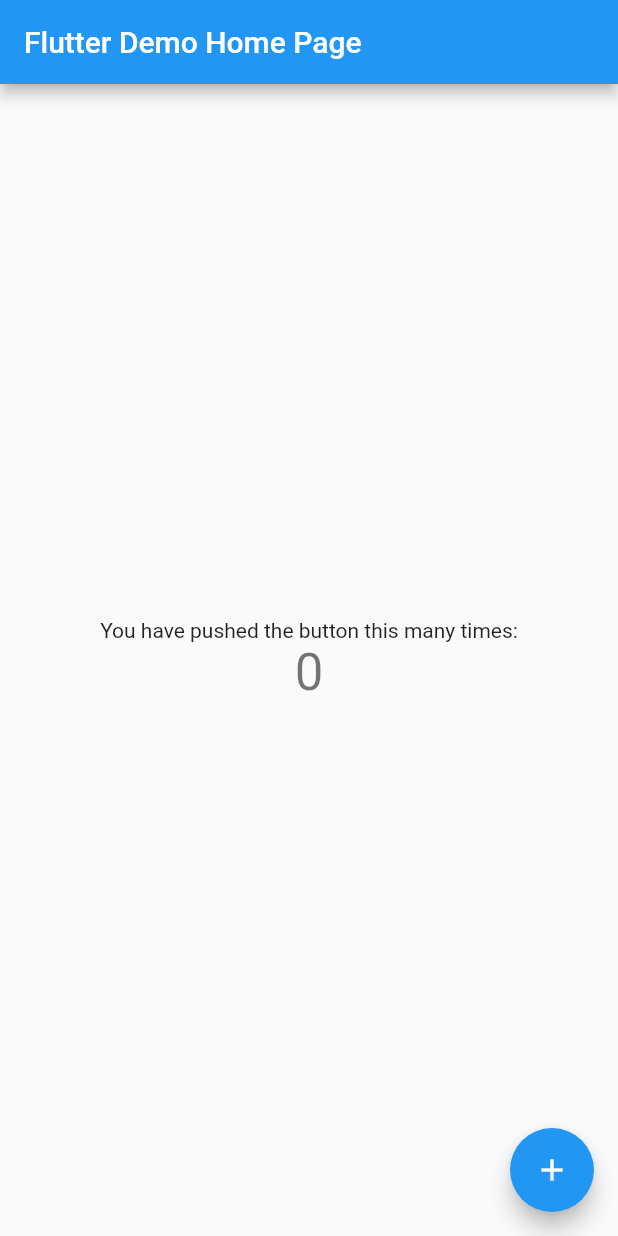
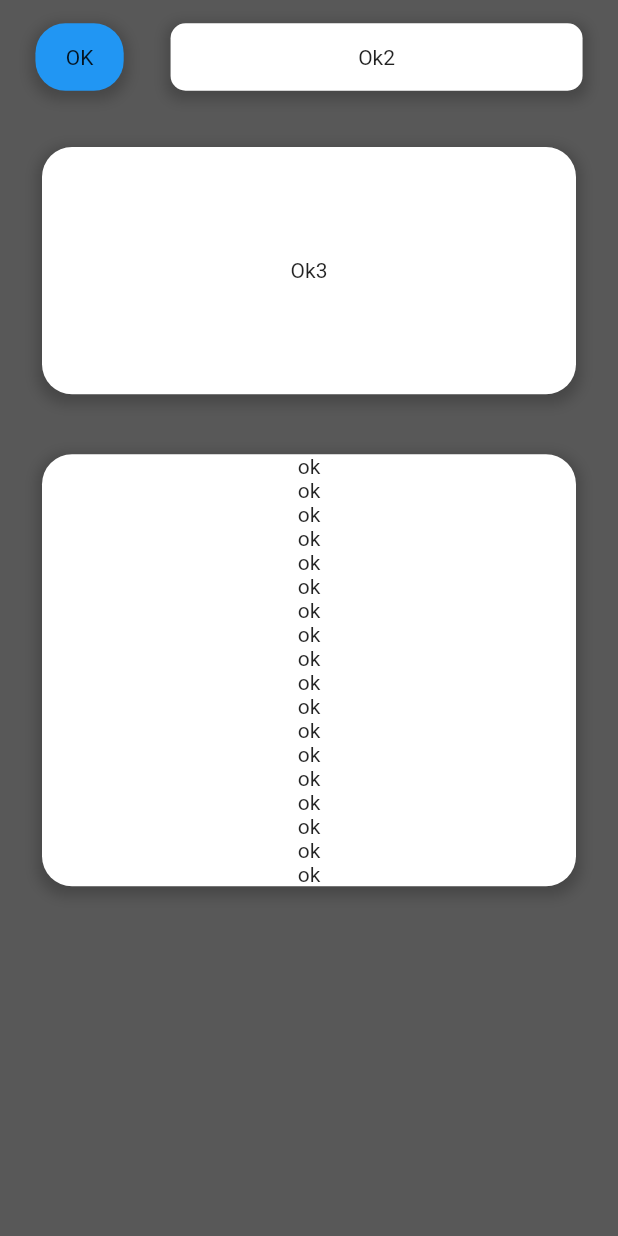
Before and after one commit to Ryadhcherifi/hackrh, a Flutter app: the screen it shows after launch, on a phone screen of 412 x 824 dp. Run offline on Flutter 3.47's test engine with Material 2 defaults, Android fonts, the phone set to English and light mode, and no system bars.

Commit message:
Mise en place de la page HomePage

```diff
--- a/hackrh/lib/main.dart
+++ b/hackrh/lib/main.dart
@@ -1,111 +1,12 @@
 import 'package:flutter/material.dart';
+import 'package:hackrh/screens/HomeScreen.dart';
 
 void main() => runApp(MyApp());
 
 class MyApp extends StatelessWidget {
-  // This widget is the root of your application.
   @override
   Widget build(BuildContext context) {
-    return MaterialApp(
-      title: 'Flutter Demo',
-      theme: ThemeData(
-        // This is the theme of your application.
-        //
-        // Try running your application with "flutter run". You'll see the
-        // application has a blue toolbar. Then, without quitting the app, try
-        // changing the primarySwatch below to Colors.green and then invoke
-        // "hot reload" (press "r" in the console where you ran "flutter run",
-        // or simply save your changes to "hot reload" in a Flutter IDE).
-        // Notice that the counter didn't reset back to zero; the application
-        // is not restarted.
-        primarySwatch: Colors.blue,
-      ),
-      home: MyHomePage(title: 'Flutter Demo Home Page'),
-    );
+    // TODO: implement build
+    return MaterialApp(home: HomePage(), theme: ThemeData());
   }
 }
-
-class MyHomePage extends StatefulWidget {
-  MyHomePage({Key key, this.title}) : super(key: key);
-
-  // This widget is the home page of your application. It is stateful, meaning
-  // that it has a State object (defined below) that contains fields that affect
-  // how it looks.
-
-  // This class is the configuration for the state. It holds the values (in this
-  // case the title) provided by the parent (in this case the App widget) and
-  // used by the build method of the State. Fields in a Widget subclass are
-  // always marked "final".
-
-  final String title;
-
-  @override
-  _MyHomePageState createState() => _MyHomePageState();
-}
-
-class _MyHomePageState extends State<MyHomePage> {
-  int _counter = 0;
-
-  void _incrementCounter() {
-    setState(() {
-      // This call to setState tells the Flutter framework that something has
-      // changed in this State, which causes it to rerun the build method below
-      // so that the display can reflect the updated values. If we changed
-      // _counter without calling setState(), then the build method would not be
-      // called again, and so nothing would appear to happen.
-      _counter++;
-    });
-  }
-
-  @override
-  Widget build(BuildContext context) {
-    // This method is rerun every time setState is called, for instance as done
-    // by the _incrementCounter method above.
-    //
-    // The Flutter framework has been optimized to make rerunning build methods
-    // fast, so that you can just rebuild anything that needs updating rather
-    // than having to individually change instances of widgets.
-    return Scaffold(
-      appBar: AppBar(
-        // Here we take the value from the MyHomePage object that was created by
-        // the App.build method, and use it to set our appbar title.
-        title: Text(widget.title),
-      ),
-      body: Center(
-        // Center is a layout widget. It takes a single child and positions it
-        // in the middle of the parent.
-        child: Column(
-          // Column is also a layout widget. It takes a list of children and
-          // arranges them vertically. By default, it sizes itself to fit its
-          // children horizontally, and tries to be as tall as its parent.
-          //
-          // Invoke "debug painting" (press "p" in the console, choose the
-          // "Toggle Debug Paint" action from the Flutter Inspector in Android
-          // Studio, or the "Toggle Debug Paint" command in Visual Studio Code)
-          // to see the wireframe for each widget.
-          //
-          // Column has various properties to control how it sizes itself and
-          // how it positions its children. Here we use mainAxisAlignment to
-          // center the children vertically; the main axis here is the vertical
-          // axis because Columns are vertical (the cross axis would be
-          // horizontal).
-          mainAxisAlignment: MainAxisAlignment.center,
-          children: <Widget>[
-            Text(
-              'You have pushed the button this many times:',
-            ),
-            Text(
-              '$_counter',
-              style: Theme.of(context).textTheme.display1,
-            ),
-          ],
-        ),
-      ),
-      floatingActionButton: FloatingActionButton(
-        onPressed: _incrementCounter,
-        tooltip: 'Increment',
-        child: Icon(Icons.add),
-      ), // This trailing comma makes auto-formatting nicer for build methods.
-    );
-  }
-}
--- /dev/null
+++ b/hackrh/lib/screens/HomeScreen.dart
@@ -0,0 +1,163 @@
+import 'package:flutter/material.dart';
+
+class HomePage extends StatefulWidget {
+  @override
+  State<StatefulWidget> createState() {
+    // TODO: implement createState
+    return _HomePageState();
+  }
+}
+
+class _HomePageState extends State<HomePage> {
+  @override
+  Widget build(BuildContext context) {
+    Size screensize = MediaQuery.of(context).size;
+    return Scaffold(
+        backgroundColor: Color.fromRGBO(88, 88, 88, 1),
+        body: Padding(
+          padding: EdgeInsets.all(8.0),
+          child: ListView(children: <Widget>[
+            SizedBox(
+              child: Row(
+                  mainAxisAlignment: MainAxisAlignment.spaceAround,
+                  children: <Widget>[
+                    Container(
+                      alignment: Alignment.center,
+                      height: 45,
+                      width: screensize.width / 7,
+                      decoration: BoxDecoration(
+                        borderRadius: BorderRadius.circular(20),
+                        color: Colors.blue,
+                        boxShadow: [
+                          BoxShadow(
+                            color: Colors.black.withOpacity(0.2),
+                            spreadRadius: 3,
+                            blurRadius: 7,
+                            offset: Offset(0, 3), // changes position of shadow
+                          ),
+                        ],
+                      ),
+                      child: Text("OK"),
+                    ),
+                    Container(
+                      alignment: Alignment.center,
+                      height: 45,
+                      decoration: BoxDecoration(
+                          borderRadius: BorderRadius.circular(10),
+                          boxShadow: [
+                            BoxShadow(
+                              color: Colors.black.withOpacity(0.2),
+                              spreadRadius: 3,
+                              blurRadius: 7,
+                              offset:
+                                  Offset(0, 3), // changes position of shadow
+                            ),
+                          ],
+                          color: Colors.white),
+                      width: screensize.width / 1.5,
+                      child: Text("Ok2"),
+                    )
+                  ]),
+              height: 60,
+              width: screensize.width,
+            ),
+            SizedBox(height: 30),
+            Padding(
+              padding: EdgeInsets.only(left: 20, right: 20),
+              child: Container(
+                alignment: Alignment.center,
+                decoration: BoxDecoration(
+                    boxShadow: [
+                      BoxShadow(
+                        color: Colors.black.withOpacity(0.2),
+                        spreadRadius: 3,
+                        blurRadius: 7,
+                        offset: Offset(0, 3), // changes position of shadow
+                      ),
+                    ],
+                    borderRadius: BorderRadius.circular(20),
+                    color: Colors.white),
+                height: screensize.height / 5,
+                width: screensize.width / 2,
+                child: Text("Ok3"),
+              ),
+            ),
+            SizedBox(height: 40),
+            Padding(
+              padding: EdgeInsets.only(left: 20, right: 20),
+              child: Container(
+                  alignment: Alignment.center,
+                  decoration: BoxDecoration(
+                      boxShadow: [
+                        BoxShadow(
+                          color: Colors.black.withOpacity(0.2),
+                          spreadRadius: 3,
+                          blurRadius: 7,
+                          offset: Offset(0, 3), // changes position of shadow
+                        ),
+                      ],
+                      borderRadius: BorderRadius.circular(20),
+                      color: Colors.white),
+                  child: Column(
+                    children: <Widget>[
+                      Align(
+                        child: Text('ok'),
+                      ),
+                      Align(
+                        child: Text('ok'),
+                      ),
+                      Align(
+                        child: Text('ok'),
+                      ),
+                      Align(
+                        child: Text('ok'),
+                      ),
+                      Align(
+                        child: Text('ok'),
+                      ),
+                      Align(
+                        child: Text('ok'),
+                      ),
+                      Align(
+                        child: Text('ok'),
+                      ),
+                      Align(
+                        child: Text('ok'),
+                      ),
+                      Align(
+                        child: Text('ok'),
+                      ),
+                      Align(
+                        child: Text('ok'),
+                      ),
+                      Align(
+                        child: Text('ok'),
+                      ),
+                      Align(
+                        child: Text('ok'),
+                      ),
+                      Align(
+                        child: Text('ok'),
+                      ),
+                      Align(
+                        child: Text('ok'),
+                      ),
+                      Align(
+                        child: Text('ok'),
+                      ),
+                      Align(
+                        child: Text('ok'),
+                      ),
+                      Align(
+                        child: Text('ok'),
+                      ),
+                      Align(
+                        child: Text('ok'),
+                      ),
+                    ],
+                  )),
+            )
+          ]),
+        ));
+  }
+}
```
Also changed, not shown: hackrh/pubspec.lock.
